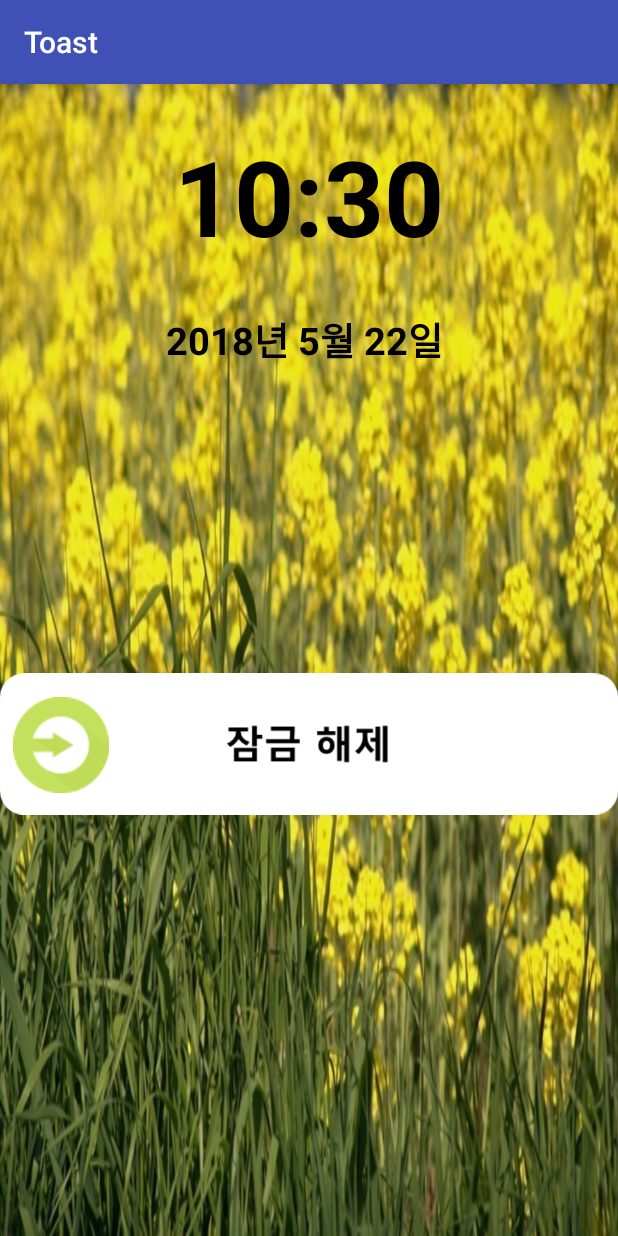
After one commit to tlaabs/Toast, an Android app: the LockScreenActivity screen opened directly, with no data from a screen before it, on a phone screen of 412 x 824 dp. The commit adds this screen. Run offline under Robolectric (Android 15) with nearby library versions, the phone set to English and light mode, and no system bars.

Commit message:
lock screen

```diff
--- /dev/null
+++ b/app/src/main/java/org/androidtown/toast_main/LockScreenActivity.java
@@ -0,0 +1,120 @@
+package org.androidtown.toast_main;
+
+import android.media.Image;
+import android.os.Handler;
+import android.support.v7.app.AppCompatActivity;
+import android.os.Bundle;
+import android.view.View;
+import android.view.WindowManager;
+import android.view.animation.Animation;
+import android.view.animation.Animation.AnimationListener;
+import android.view.animation.AnimationUtils;
+import android.widget.ImageButton;
+import android.widget.ImageView;
+import android.widget.LinearLayout;
+import android.widget.TextView;
+
+import java.util.Calendar;
+
+public class LockScreenActivity extends AppCompatActivity {
+
+    ImageButton btn_unlock;
+    ImageView image;
+    TextView DateDisplay,TimeDisplay;
+    LinearLayout linear;
+
+    private int Year, Month,Day,Hour, Minute;
+    public int mYear=2018, mMonth=5, mDay=20, mHour=12, mMinute=10;
+
+    static final int DATE_DIALOG_ID = 0;
+    static final int TIME_DIALOG_ID = 0;
+
+    private Runnable r;
+    private Handler mHandler;
+
+    @Override
+    protected void onCreate(Bundle savedInstanceState) {
+
+        super.onCreate(savedInstanceState);
+
+        // 기본 잠금화면보다 우선출력,기본 잠금화면 해제시키기
+        getWindow().addFlags(WindowManager.LayoutParams.FLAG_SHOW_WHEN_LOCKED | WindowManager.LayoutParams.FLAG_DISMISS_KEYGUARD);
+
+
+        setContentView(R.layout.lock_screen);
+
+        btn_unlock = (ImageButton)findViewById(R.id.btn_unlock);
+        image=(ImageView)findViewById(R.id.btn_unlock);
+        linear = (LinearLayout)findViewById(R.id.linear1);
+
+        image.setOnClickListener(new View.OnClickListener(){
+            @Override
+            public void onClick(View v) {
+                Animation anim = AnimationUtils.loadAnimation(
+                        getApplicationContext(), R.anim.translate);
+                image.startAnimation(anim);
+
+
+                anim.setAnimationListener(new AnimationListener() {
+                    @Override
+                    public void onAnimationStart(Animation animation) {
+                    }
+                    @Override
+                    public void onAnimationEnd(Animation animation) {
+                        finish();
+                    }
+                    @Override
+                    public void onAnimationRepeat(Animation animation) {
+                    }
+
+                });
+
+            }
+        });
+
+        DateDisplay = (TextView) findViewById(R.id.dateDisplay);
+        TimeDisplay = (TextView) findViewById(R.id.timeDisplay);
+
+        // final Calendar c = Calendar.getInstance();
+
+        mHandler = new Handler();
+
+        r = new Runnable() {
+            @Override
+            public void run() {
+                updateDisplay();
+
+                if(Minute==47) {
+
+                }
+            }
+        };
+        mHandler.postDelayed(r, 1000);
+    }
+
+    private void updateDisplay() {
+
+        final Calendar c = Calendar.getInstance();
+        Year = c.get(Calendar.YEAR);
+        Month = c.get(Calendar.MONTH);
+        Day = c.get(Calendar.DAY_OF_MONTH);
+
+        Hour = c.get(Calendar.HOUR_OF_DAY);
+        Minute = c.get(Calendar.MINUTE);
+
+        DateDisplay.setText(Year+"년 "+(Month+1) +"월 "+ Day+ "일 ");
+        TimeDisplay.setText(pad(Hour)+":"+ pad(Minute));
+
+        mHandler.postDelayed(r, 1000);
+    }
+
+    private static String pad(int c) {
+        if (c >= 10)
+            return String.valueOf(c);
+        else
+            return "0" + String.valueOf(c);
+    }
+
+
+
+}
--- /dev/null
+++ b/app/src/main/res/anim/translate.xml
@@ -0,0 +1,8 @@
+<?xml version="1.0" encoding="utf-8"?>
+<set xmlns:android="http://schemas.android.com/apk/res/android">
+    <translate
+        android:fromXDelta="3%"
+        android:toXDelta="97%p"
+        android:duration="500"
+        android:fillAfter="true"/>
+</set>
--- /dev/null
+++ b/app/src/main/res/layout/lock_screen.xml
@@ -0,0 +1,51 @@
+<?xml version="1.0" encoding="utf-8"?>
+<LinearLayout xmlns:android="http://schemas.android.com/apk/res/android"
+    android:layout_width="match_parent"
+    android:layout_height="match_parent"
+    android:orientation="vertical"
+    android:id="@+id/linear1"
+    android:background="@drawable/flower"
+    >
+
+    <TextView
+        android:id="@+id/timeDisplay"
+        android:layout_width="match_parent"
+        android:layout_height="150dp"
+        android:gravity="center"
+        android:textColor="#f000"
+        android:textStyle="bold"
+        android:textSize="70sp"/>
+
+    <TextView
+        android:id="@+id/dateDisplay"
+        android:layout_width="match_parent"
+        android:layout_height="40dp"
+        android:gravity="center"
+        android:textStyle="bold"
+        android:textColor="#f000"
+        android:textSize="25sp"/>
+
+    <RelativeLayout
+        android:layout_marginTop="200dp"
+        android:layout_width="match_parent"
+        android:layout_height="match_parent"
+        android:layout_below= "@id/linear1">
+
+        <ImageView
+            android:id="@+id/arrow_back"
+            android:layout_width="match_parent"
+            android:layout_height="100dp"
+            android:src="@drawable/arrow_back"
+            />
+        <ImageButton
+            android:id="@+id/btn_unlock"
+            android:layout_marginTop="15dp"
+            android:layout_marginLeft="5dp"
+            android:layout_width="70dp"
+            android:layout_height="70dp"
+            android:background="#ffff"
+            android:src="@drawable/arrow"
+            />
+    </RelativeLayout>
+
+</LinearLayout>
```
Also changed, not shown: app/src/main/AndroidManifest.xml (+13 -1 lines), app/src/main/java/org/androidtown/toast_main/CheckingPW.java (added, +15 -0 lines), app/src/main/java/org/androidtown/toast_main/LockScreenService.java (added, +60 -0 lines), app/src/main/java/org/androidtown/toast_main/SettingActivity.java (+93 -2 lines), app/src/main/java/org/androidtown/toast_main/SettingLockScreen.java (added, +34 -0 lines), app/src/main/java/org/androidtown/toast_main/SettingPW.java (+4 -3 lines), app/src/main/java/org/androidtown/toast_main/SettingPW2.java (+4 -3 lines), app/src/main/java/org/androidtown/toast_main/settingSecurity.java (+8 -4 lines), app/src/main/res/layout/activity_checking_pw.xml (added, +9 -0 lines), app/src/main/res/layout/activity_setting_lock_screen.xml (added, +24 -0 lines), app/src/main/res/layout/activity_setting_pw.xml (+5 -5 lines), app/src/main/res/layout/activity_setting_pw2.xml (+5 -5 lines), app/src/main/res/drawable/arrow.png (added), app/src/main/res/drawable/arrow_back.png (added), 2 more files.
